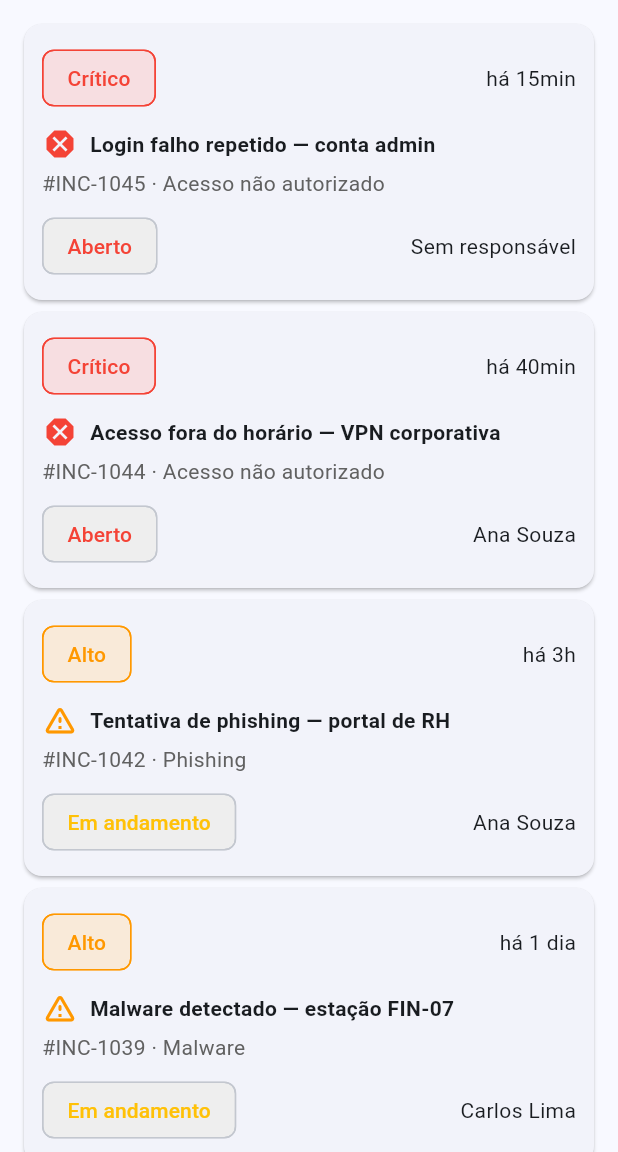
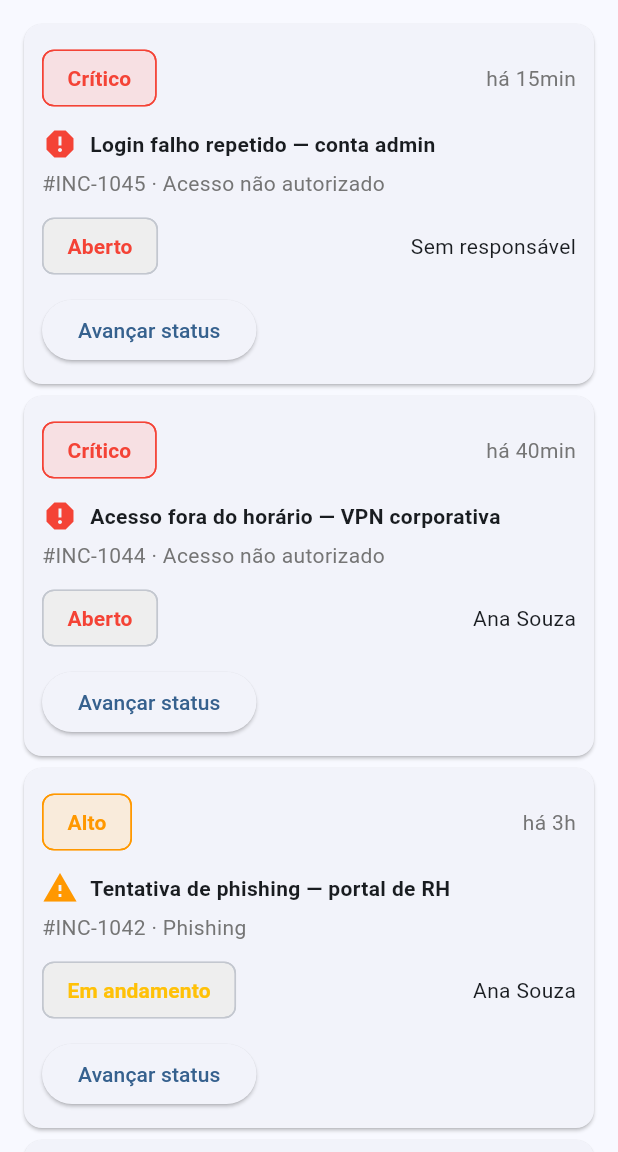
Before and after one commit to Guilhermeastav/soc-app, a Flutter app: the screen it shows after launch, on a phone screen of 412 x 824 dp, the part 84-1236 px from its top. Run offline on Flutter 3.47's test engine with Material 3 defaults, Android fonts, the phone set to English and light mode, and no system bars.

Commit message:
Aula 7: Status Change

```diff
--- a/lib/models/incidente.dart
+++ b/lib/models/incidente.dart
@@ -1,6 +1,24 @@
 enum Severidade { critico, alto, medio, baixo }
 
-enum StatusIncidente { aberto, emAndamento, resolvido }
+enum StatusIncidente {
+  aberto('Aberto'),
+  emAndamento('Em andamento'),
+  resolvido('Resolvido');
+
+  final String texto;
+  const StatusIncidente(this.texto);
+
+  StatusIncidente get proximo {
+    switch (this) {
+      case StatusIncidente.aberto:
+        return StatusIncidente.emAndamento;
+      case StatusIncidente.emAndamento:
+        return StatusIncidente.resolvido;
+      case StatusIncidente.resolvido:
+        return StatusIncidente.aberto;
+    }
+  }
+}
 
 class Incidente {
   final String id;
@@ -11,7 +29,7 @@ class Incidente {
   final DateTime abertoEm;
   final String? responsavel;
 
-  Incidente({
+  const Incidente({
     required this.id,
     required this.titulo,
     required this.tipo,
@@ -21,7 +39,7 @@ class Incidente {
     this.responsavel,
   });
 
-  String get tempoDecorrido {
+  String get abertoHa {
     final decorrido = DateTime.now().difference(abertoEm);
     if (decorrido.inMinutes < 60) {
       return 'há ${decorrido.inMinutes}min';
--- a/lib/screens/incidentes_screen.dart
+++ b/lib/screens/incidentes_screen.dart
@@ -55,7 +55,7 @@ final List<Incidente> incidentes = [
     titulo: 'Certificado TLS expirado — intranet',
     tipo: 'Outro',
     severidade: Severidade.baixo,
-    status: StatusIncidente.resolvido,
+    status: StatusIncidente.resolvido, //retirar o status padrão e passar para um enum proprio
     abertoEm: _agora.subtract(const Duration(days: 4)),
     responsavel: 'Carlos Lima',
   ),
--- a/lib/widgets/incidente_card.dart
+++ b/lib/widgets/incidente_card.dart
@@ -2,7 +2,7 @@ import 'package:flutter/material.dart';
 
 import '../models/incidente.dart';
 
-String textoSeveridade(Severidade severidade) {
+String alertText(Severidade severidade) {
   switch (severidade) {
     case Severidade.critico:
       return 'Crítico';
@@ -15,7 +15,7 @@ String textoSeveridade(Severidade severidade) {
   }
 }
 
-Color corSeveridade(Severidade severidade) {
+Color alertColor(Severidade severidade) {
   switch (severidade) {
     case Severidade.critico:
       return Colors.red;
@@ -28,31 +28,20 @@ Color corSeveridade(Severidade severidade) {
   }
 }
 
-IconData iconeSeveridade(Severidade severidade) {
+IconData alertIcon(Severidade severidade) {
   switch (severidade) {
     case Severidade.critico:
-      return Icons.dangerous;
+      return Icons.report;
     case Severidade.alto:
-      return Icons.warning_amber_rounded;
+      return Icons.warning;
     case Severidade.medio:
-      return Icons.error_outline;
+      return Icons.info;
     case Severidade.baixo:
-      return Icons.info_outline;
+      return Icons.low_priority;
   }
 }
 
-String textoStatus(StatusIncidente status) {
-  switch (status) {
-    case StatusIncidente.aberto:
-      return 'Aberto';
-    case StatusIncidente.emAndamento:
-      return 'Em andamento';
-    case StatusIncidente.resolvido:
-      return 'Resolvido';
-  }
-}
-
-Color corStatus(StatusIncidente status) {
+Color colorStatus(StatusIncidente status) {
   switch (status) {
     case StatusIncidente.aberto:
       return Colors.red;
@@ -63,15 +52,35 @@ Color corStatus(StatusIncidente status) {
   }
 }
 
-class IncidenteCard extends StatelessWidget {
+class IncidenteCard extends StatefulWidget {
   final Incidente incidente;
 
   const IncidenteCard({super.key, required this.incidente});
 
   @override
+  State<IncidenteCard> createState() => _IncidenteCardState();
+}
+
+class _IncidenteCardState extends State<IncidenteCard> {
+  late StatusIncidente _status;
+
+  @override
+  void initState() {
+    super.initState();
+    _status = widget.incidente.status;
+  }
+
+  void _avancarStatus() {
+    setState(() {
+      _status = _status.proximo;
+    });
+  }
+
+  @override
   Widget build(BuildContext context) {
-    final corSev = corSeveridade(incidente.severidade);
-    final corSt = corStatus(incidente.status);
+    final incidente = widget.incidente;
+    final corSeveridade = alertColor(incidente.severidade);
+    final corStatus = colorStatus(_status);
 
     return Card(
       child: Padding(
@@ -83,43 +92,59 @@ class IncidenteCard extends StatelessWidget {
               mainAxisAlignment: MainAxisAlignment.spaceBetween,
               children: [
                 Chip(
-                  label: Text(textoSeveridade(incidente.severidade)),
-                  labelStyle: TextStyle(color: corSev),
-                  backgroundColor: corSev.withValues(alpha: 0.15),
-                  side: BorderSide(color: corSev),
+                  label: Text(
+                    alertText(incidente.severidade),
+                    style: TextStyle(
+                      color: corSeveridade,
+                      fontWeight: FontWeight.bold,
+                    ),
+                  ),
+                  backgroundColor: corSeveridade.withValues(alpha: 0.14),
+                  side: BorderSide(color: corSeveridade),
                 ),
-                Text(incidente.tempoDecorrido),
+                Text(
+                  incidente.abertoHa,
+                  style: TextStyle(color: Colors.grey.shade600),
+                ),
               ],
             ),
             const SizedBox(height: 8),
             Row(
               children: [
-                Icon(iconeSeveridade(incidente.severidade), color: corSev),
+                Icon(alertIcon(incidente.severidade), color: corSeveridade),
                 const SizedBox(width: 8),
-                Expanded(
-                  child: Text(
-                    incidente.titulo,
-                    style: const TextStyle(fontWeight: FontWeight.bold),
-                  ),
+                Text(
+                  incidente.titulo,
+                  style: const TextStyle(fontWeight: FontWeight.bold),
                 ),
               ],
             ),
             const SizedBox(height: 4),
             Text(
               '#${incidente.id} · ${incidente.tipo}',
-              style: TextStyle(color: Colors.grey[700]),
+              style: TextStyle(color: Colors.grey.shade600),
             ),
             const SizedBox(height: 8),
             Row(
               mainAxisAlignment: MainAxisAlignment.spaceBetween,
               children: [
                 Chip(
-                  label: Text(textoStatus(incidente.status)),
-                  labelStyle: TextStyle(color: corSt),
-                  backgroundColor: Colors.grey[200],
+                  label: Text(
+                    _status.texto,
+                    style: TextStyle(
+                      color: corStatus,
+                      fontWeight: FontWeight.bold,
+                    ),
+                  ),
+                  backgroundColor: Colors.grey.shade200,
                 ),
                 Text(incidente.responsavel ?? 'Sem responsável'),
               ],
+            ),
+            const SizedBox(height: 8),
+            ElevatedButton(
+              onPressed: _avancarStatus,
+              child: const Text('Avançar status'),
             ),
           ],
         ),
```
